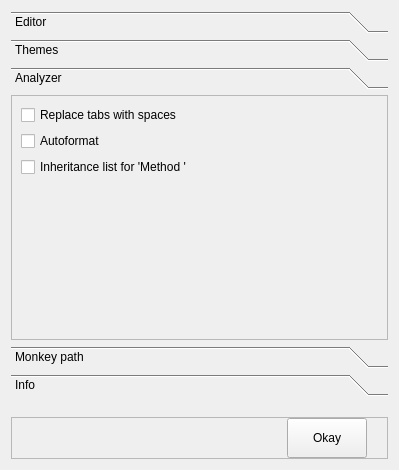
First picture: the form in prefsdialog.ui, repository engor/Jentos.Code, before the edit.
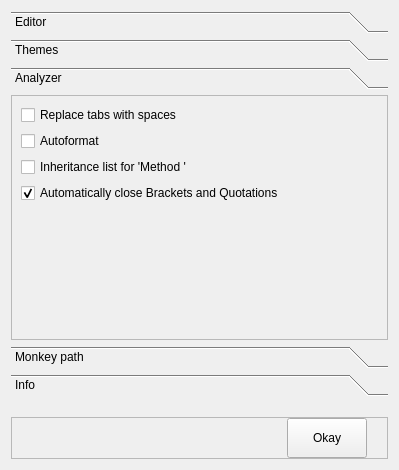
Second picture: the form after the edit. The open tabs and pages were chosen to show the change. Custom widgets are drawn as their Qt base class.

Commit message:
Quality of life changes regarding brackets
Added option in preferences dialog to turn off the auto closing of
brackets/quotations

The edit to the form file:
```diff
--- a/prefsdialog.ui
+++ b/prefsdialog.ui
@@ -421,6 +421,14 @@
       </layout>
      </widget>
      <widget class="QWidget" name="pageAnalyzer">
+      <property name="geometry">
+       <rect>
+        <x>0</x>
+        <y>0</y>
+        <width>381</width>
+        <height>248</height>
+       </rect>
+      </property>
       <attribute name="label">
        <string>Analyzer</string>
       </attribute>
@@ -485,6 +493,16 @@
              </property>
             </widget>
            </item>
+           <item>
+            <widget class="QCheckBox" name="checkBoxAutoBracket">
+             <property name="text">
+              <string>Automatically close Brackets and Quotations</string>
+             </property>
+             <property name="checked">
+              <bool>true</bool>
+             </property>
+            </widget>
+           </item>
            <item>
             <spacer name="verticalSpacer_4">
              <property name="orientation">
```
Left out of the diff: 20 changed lines with no effect on the pictures. The commit also changes 7 other files.
